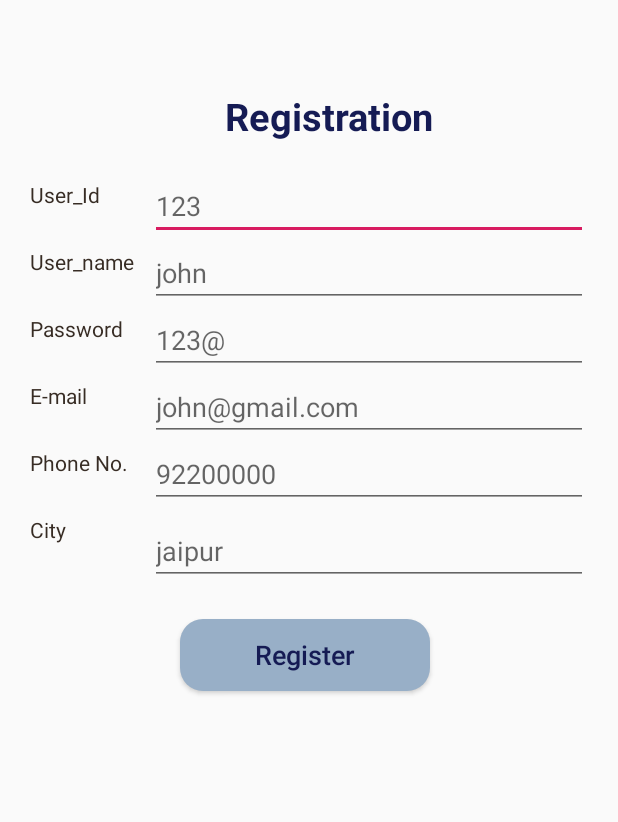
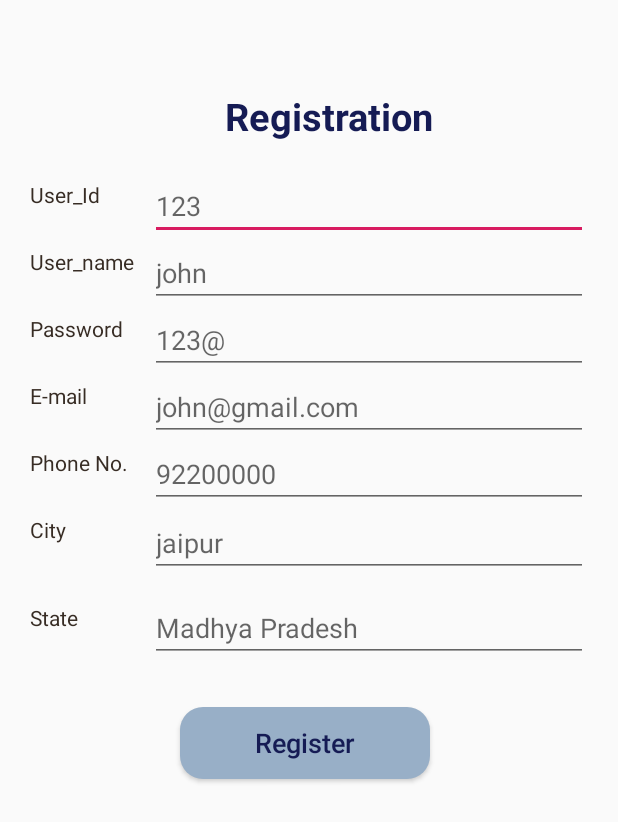
Before and after one commit to iamgsomya/app, an Android app: the Register_Activity screen opened directly, with no data from a screen before it, after a tap on "Register", on a phone screen of 412 x 824 dp. Shown: the top 822 px of the screen. Run offline under Robolectric (Android 15) with nearby library versions, the phone set to English and light mode, and no system bars; our stand-ins replace Volley; network calls fail.

Commit message:
register done

```diff
--- a/app/src/main/AndroidManifest.xml
+++ b/app/src/main/AndroidManifest.xml
@@ -1,11 +1,12 @@
 <?xml version="1.0" encoding="utf-8"?>
 <manifest xmlns:android="http://schemas.android.com/apk/res/android"
     package="org.docreg.app">
-
+    <uses-permission android:name="android.permission.INTERNET"/>
     <application
         android:allowBackup="true"
         android:icon="@mipmap/ic_launcher"
         android:label="@string/app_name"
+        android:usesCleartextTraffic="true"
         android:roundIcon="@mipmap/ic_launcher_round"
         android:supportsRtl="true"
         android:theme="@style/AppTheme">
--- a/app/src/main/java/org/docreg/app/Register_Activity.java
+++ b/app/src/main/java/org/docreg/app/Register_Activity.java
@@ -2,11 +2,13 @@ package org.docreg.app;
 
 import androidx.appcompat.app.AppCompatActivity;
 
+import android.content.Intent;
 import android.os.Bundle;
 import android.util.Log;
 import android.view.View;
 import android.widget.Button;
 import android.widget.EditText;
+import android.widget.Toast;
 
 import com.android.volley.Request;
 import com.android.volley.RequestQueue;
@@ -21,7 +23,7 @@ import java.util.HashMap;
 import java.util.Map;
 
 public class Register_Activity extends AppCompatActivity {
-    private EditText  InputId,InputUsername,InputPassword,InputEmail,InputPhone,InputCity;
+    private EditText  InputId,InputUsername,InputPassword,InputEmail,InputPhone,InputCity,InputState;
     private Button RegisterButton;
     RequestQueue queue;
 
@@ -34,6 +36,7 @@ public class Register_Activity extends AppCompatActivity {
         InputUsername=findViewById(R.id.Username_input);
         InputPassword=findViewById(R.id.UserPassword_input);
         InputEmail=findViewById(R.id.Useremail_input);
+        InputState=findViewById(R.id.Userstate_input);
 
 
 
@@ -45,7 +48,7 @@ public class Register_Activity extends AppCompatActivity {
         RegisterButton.setOnClickListener(new View.OnClickListener() {
             @Override
             public void onClick(View view) {
-                 String url = "https://ep2.virtualmist.com/phpmyadmin/register-new-user";
+                 String url = "https://ep2.virtualmist.com/register-new-user";
                 StringRequest postRequest = new StringRequest(Request.Method.POST, url,
                         new Response.Listener<String>()
                         {
@@ -57,6 +60,27 @@ public class Register_Activity extends AppCompatActivity {
                                   String code=jsonObject.getString("code");
                                   String message=jsonObject.getString("message");
                                   System.out.println("code"+code+"\nmessage:"+message);
+                                  if(message.equals("user_created")) {
+                                      Toast toast = Toast.makeText(getApplicationContext(),
+                                              "User  created",
+                                              Toast.LENGTH_SHORT);
+
+                                      toast.show();
+
+                                      Intent intent = new Intent(Register_Activity.this, Login_Activity.class);
+                                      startActivity(intent);
+                                  }
+                                  else
+                                  {
+                                      Toast toast = Toast.makeText(getApplicationContext(),
+                                              "User not created",
+                                              Toast.LENGTH_SHORT);
+
+                                      toast.show();
+                                      Intent intent = new Intent(Register_Activity.this, MainActivity.class);
+                                      startActivity(intent);
+
+                                  }
 
                               }
                               catch (Exception e){
@@ -84,6 +108,7 @@ public class Register_Activity extends AppCompatActivity {
                         params.put("email", InputEmail.getText().toString());
                         params.put("phone", InputPhone.getText().toString());
                         params.put("city", InputCity.getText().toString());
+                        params.put("state", InputState.getText().toString());
 
 
                         return params;
--- a/app/src/main/res/layout/activity_register_.xml
+++ b/app/src/main/res/layout/activity_register_.xml
@@ -140,15 +140,39 @@
         android:text="City"
         android:textColor="#372c24" />
 
+
     <EditText
         android:id="@+id/Usercity_input"
         android:layout_width="fill_parent"
         android:layout_height="wrap_content"
+        android:layout_below="@id/TUserphone_input"
+        android:layout_marginLeft="100dp"
+        android:layout_marginTop="21dp"
+        android:layout_marginRight="20dp"
+        android:hint="jaipur"
+        android:inputType="text"
+        android:singleLine="true" />
+
+
+    <TextView
+        android:id="@+id/TUserstate_input"
+        android:layout_width="wrap_content"
+        android:layout_height="wrap_content"
+        android:layout_below="@+id/TUsercity_input"
+        android:layout_marginLeft="20dp"
+        android:layout_marginTop="39dp"
+        android:text="State"
+        android:textColor="#372c24" />
+
+    <EditText
+        android:id="@+id/Userstate_input"
+        android:layout_width="fill_parent"
+        android:layout_height="wrap_content"
         android:layout_below="@id/TUsercity_input"
         android:layout_marginLeft="100dp"
-        android:layout_marginTop="-18dp"
+        android:layout_marginTop="33dp"
         android:layout_marginRight="20dp"
-        android:hint="jaipur"
+        android:hint="Madhya Pradesh"
         android:inputType="text"
         android:singleLine="true" />
 
@@ -156,7 +180,7 @@
         android:id="@+id/Register_btn"
         android:layout_width="wrap_content"
         android:layout_height="wrap_content"
-        android:layout_below="@id/TUsercity_input"
+        android:layout_below="@id/TUserstate_input"
         android:layout_marginTop="50dp"
         android:layout_marginLeft="120dp"
         android:layout_marginRight="30dp"
```
